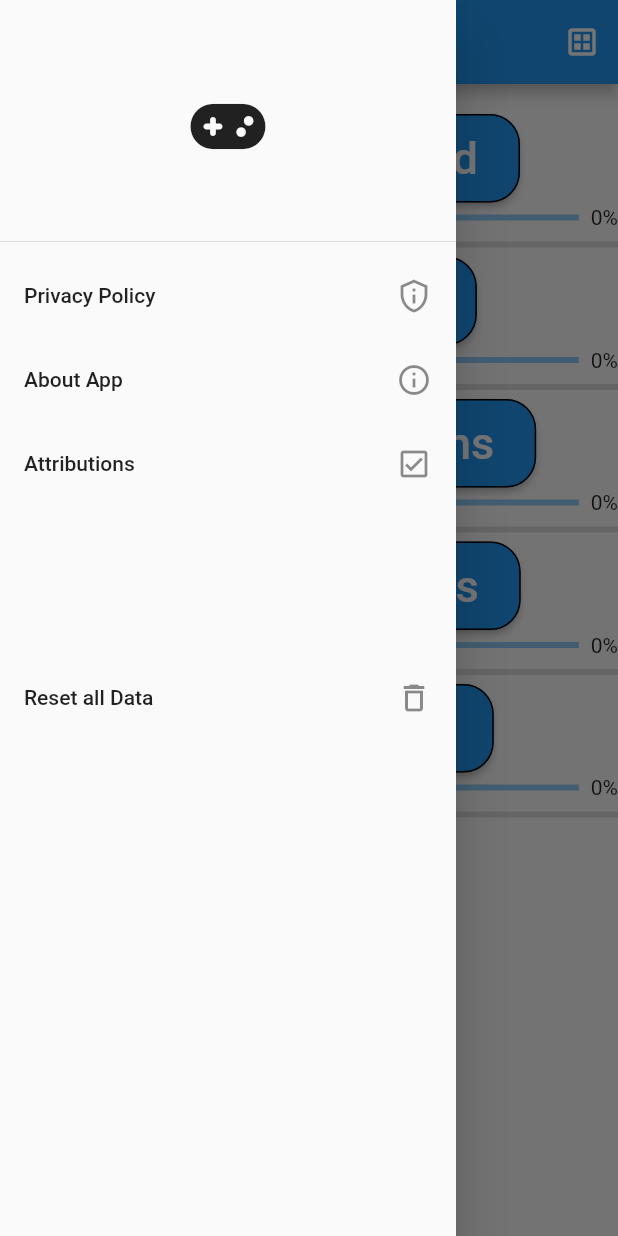
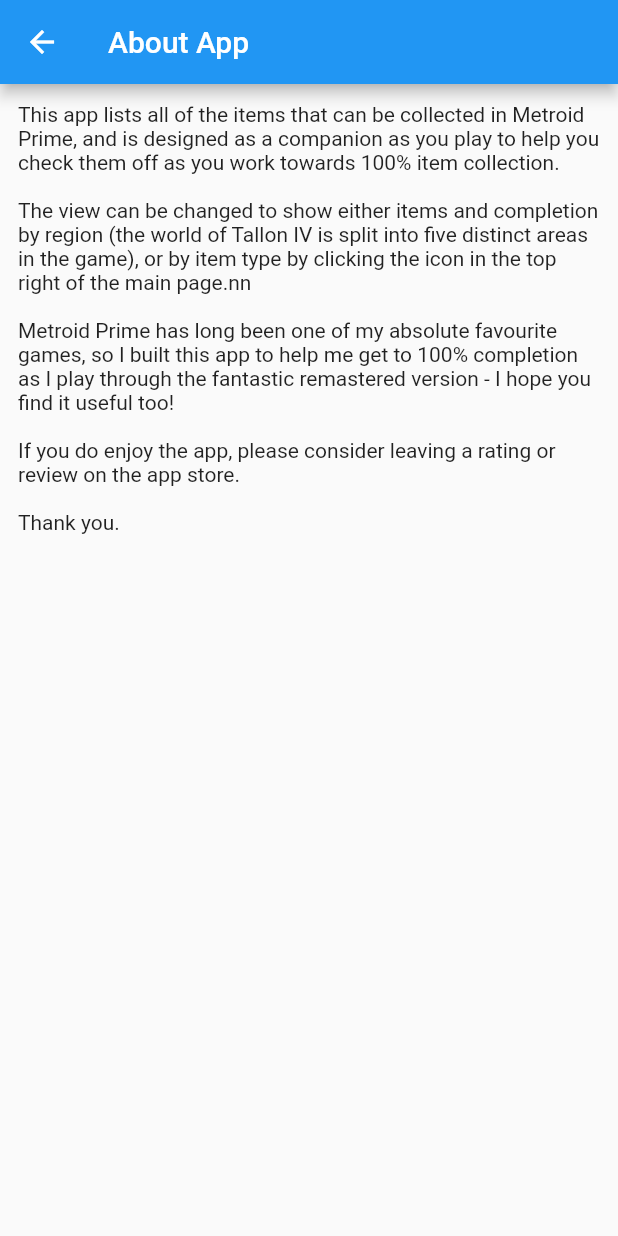
Before and after one commit to Stif-UK/MetroidPrimeTracker, a Flutter app: the screen it shows after launch, in the side drawer, after a tap on "About App", on a phone screen of 412 x 824 dp. Run offline on Flutter 3.47's test engine with Material 2 defaults, Android fonts, the phone set to English and light mode, and no system bars; our stand-ins replace flutter_markdown, font_awesome_flutter, get, hive, hive_flutter, shared_preferences; accounts and stored records are empty.

Commit message:
added about app text

```diff
--- a/lib/copy/aboutapp_copy.dart
+++ b/lib/copy/aboutapp_copy.dart
@@ -32,13 +32,16 @@ class AboutAppCopy{
     );
   }
 
-  static Widget getAboutDeveloperCopy(){
+  static Widget getAboutAppCopy(){
     return const Padding(
       padding: EdgeInsets.all(12.0),
-      child: Text("Who or what is a StifDEV? \n"
-          "\nStifDEV is simply the name I use to release my applications, essentially a 'nom de plume'. There's a long, and not very interesting, story behind the name,"
-          "but in short I'm just a guy who likes to play around with code in my spare time.\n"
-          "\nWith a busy full time job and young children my time to do so is limited, but hopefully I've managed to build an application that others will get some value from - if you do like the app, please consider leaving a review to let me know!"
+      child: Text("This app lists all of the items that can be collected in Metroid Prime, and is designed as a companion as you play to help you check them off as you work towards 100% item collection.\n\n"
+          "The view can be changed to show either items and completion by region (the world of Tallon IV is split into five distinct areas in the game), or by item type by clicking the icon in the top right of the main page.nn"
+          "\n\n"
+          "Metroid Prime has long been one of my absolute favourite games, so I built this app to help me get to 100% completion as I play through the fantastic remastered version - I hope you find it useful too!\n\n"
+          "If you do enjoy the app, please consider leaving a rating or review on the app store.\n\n"
+          "Thank you."
+
       ),
     );
   }
--- /dev/null
+++ b/lib/ui/about_app.dart
@@ -0,0 +1,16 @@
+import 'package:flutter/material.dart';
+import 'package:metroid_prime_items/copy/aboutapp_copy.dart';
+
+class AboutApp extends StatelessWidget {
+  const AboutApp({Key? key}) : super(key: key);
+
+  @override
+  Widget build(BuildContext context) {
+    return Scaffold(
+      appBar: AppBar(
+        title: const Text("About App"),
+      ),
+      body: AboutAppCopy.getAboutAppCopy(),
+    );
+  }
+}
--- a/lib/ui/navbar.dart
+++ b/lib/ui/navbar.dart
@@ -1,5 +1,6 @@
 import 'package:flutter/material.dart';
 import 'package:font_awesome_flutter/font_awesome_flutter.dart';
+import 'package:metroid_prime_items/ui/about_app.dart';
 import 'package:metroid_prime_items/ui/privacy_policy.dart';
 import 'package:metroid_prime_items/ui/attributions.dart';
 import 'package:metroid_prime_items/ui/resetAll.dart';
@@ -25,7 +26,9 @@ class NavBar extends StatelessWidget {
           ListTile(
             title: const Text("About App"),
             trailing: const Icon(Icons.info_outline),
-            onTap: (){},
+            onTap: (){
+              Get.to(() => const AboutApp());
+            },
           ),
           ListTile(
             title: const Text("Attributions"),
```
